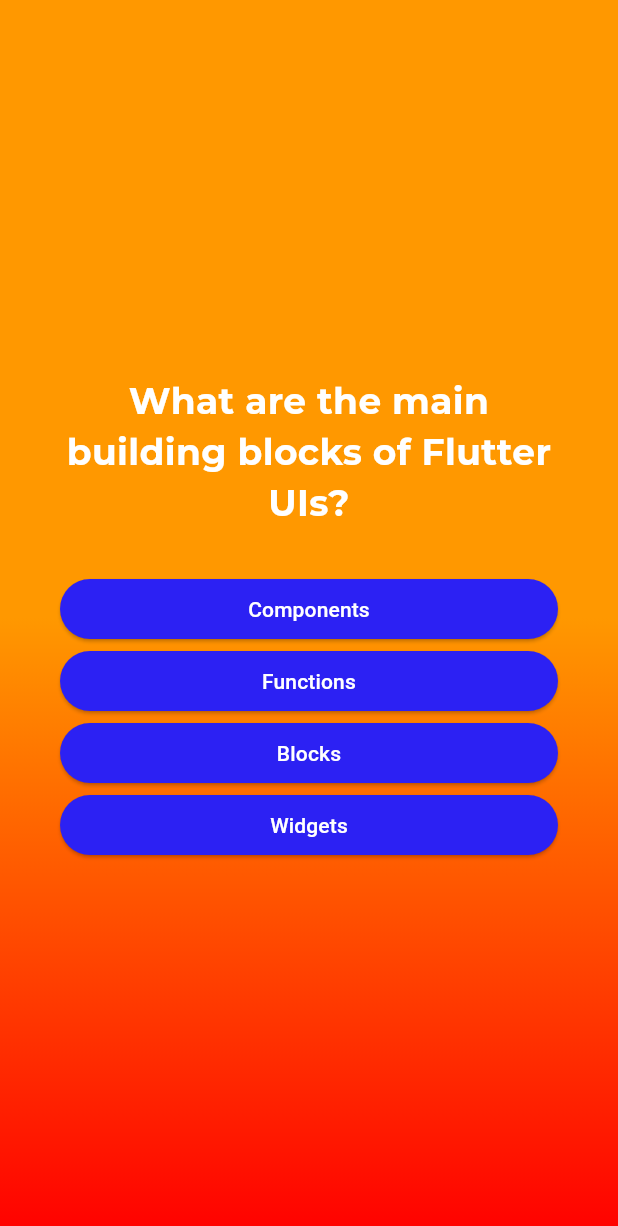
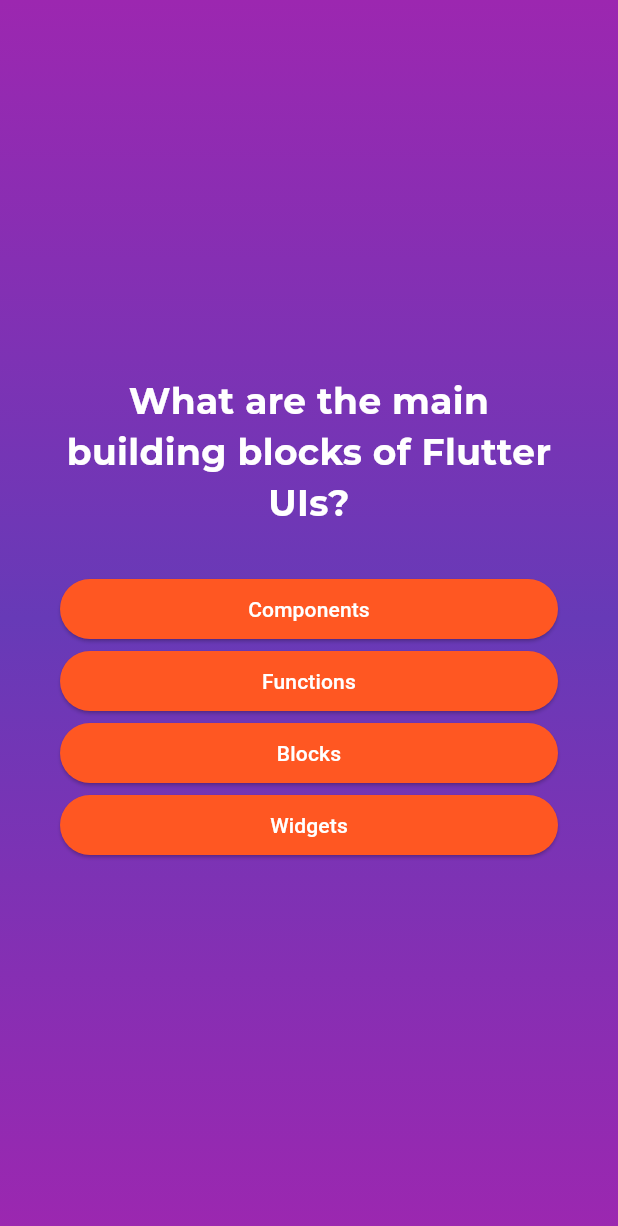
Before and after one commit to weitecklee/quiz_app, a Flutter app: the screen it shows after launch, after a tap on "Start Quiz", on a phone screen of 412 x 824 dp. Shown: the top 1226 px of the screen. Run offline on Flutter 3.47's test engine with Material 3 defaults, Android fonts, the phone set to English and light mode, and no system bars; our stand-ins replace google_fonts.

```diff
--- a/lib/answer_button.dart
+++ b/lib/answer_button.dart
@@ -12,7 +12,7 @@ class AnswerButton extends StatelessWidget {
       onPressed: onTap,
       style: ElevatedButton.styleFrom(
         padding: const EdgeInsets.symmetric(vertical: 10, horizontal: 40),
-        backgroundColor: const Color.fromARGB(255, 44, 33, 243),
+        backgroundColor: Colors.deepOrange,
         foregroundColor: Colors.white,
         shape: RoundedRectangleBorder(borderRadius: BorderRadius.circular(40)),
       ),
--- a/lib/quiz.dart
+++ b/lib/quiz.dart
@@ -32,9 +32,9 @@ class _QuizState extends State<Quiz> {
           decoration: const BoxDecoration(
             gradient: LinearGradient(
               colors: [
-                Colors.orange,
-                Colors.orange,
-                Color.fromARGB(255, 255, 0, 0)
+                Colors.purple,
+                Colors.deepPurple,
+                Colors.purple,
               ],
               begin: Alignment.topCenter,
               end: Alignment.bottomCenter,
```
Also changed, not shown: 2 other files.
